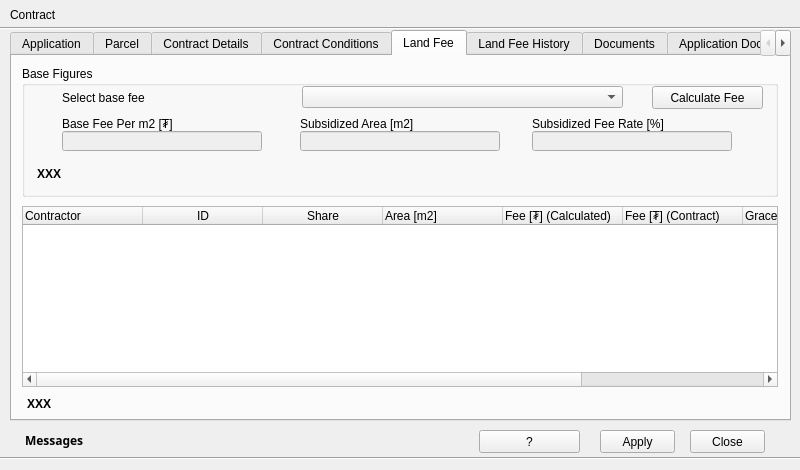
Old version of the form view/ContractDialog.ui in the repository teamlm2/lm2_mgis.
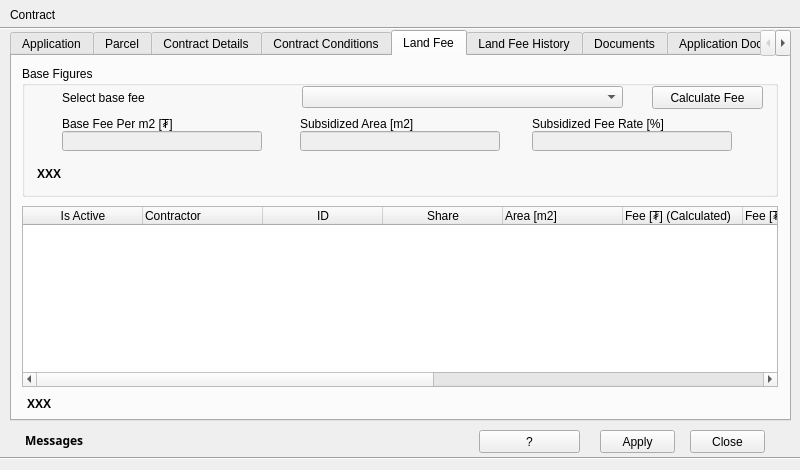
New version of the form. Icons and pictures are not drawn.

```diff
--- a/view/ContractDialog.ui
+++ b/view/ContractDialog.ui
@@ -1342,6 +1342,11 @@
      <attribute name="horizontalHeaderDefaultSectionSize">
       <number>120</number>
      </attribute>
+     <column>
+      <property name="text">
+       <string>Is Active</string>
+      </property>
+     </column>
      <column>
       <property name="text">
        <string>Contractor</string>
@@ -1386,7 +1391,7 @@
      </column>
      <column>
       <property name="text">
-       <string>Grace Period [days]</string>
+       <string>Grace Period</string>
       </property>
       <property name="textAlignment">
        <set>AlignLeft|AlignVCenter</set>
@@ -1400,6 +1405,16 @@
        <set>AlignLeft|AlignVCenter</set>
       </property>
      </column>
+     <column>
+      <property name="text">
+       <string>Zone Type</string>
+      </property>
+     </column>
+     <column>
+      <property name="text">
+       <string>Zone No</string>
+      </property>
+     </column>
     </widget>
     <widget class="QLabel" name="landfee_message_label2">
      <property name="geometry">
```
